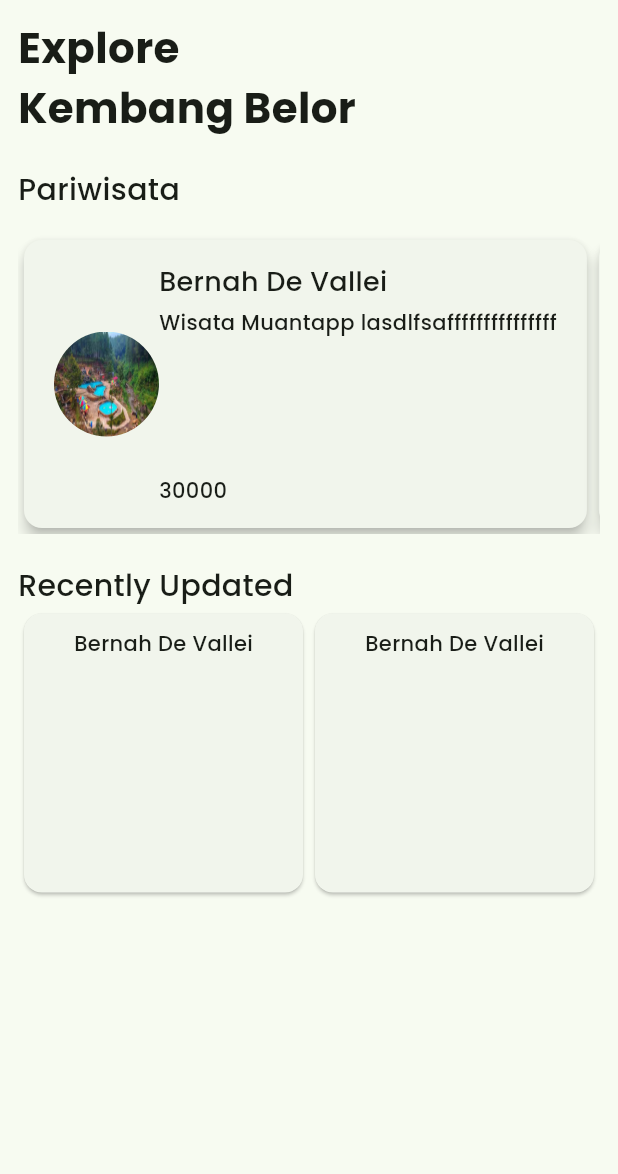
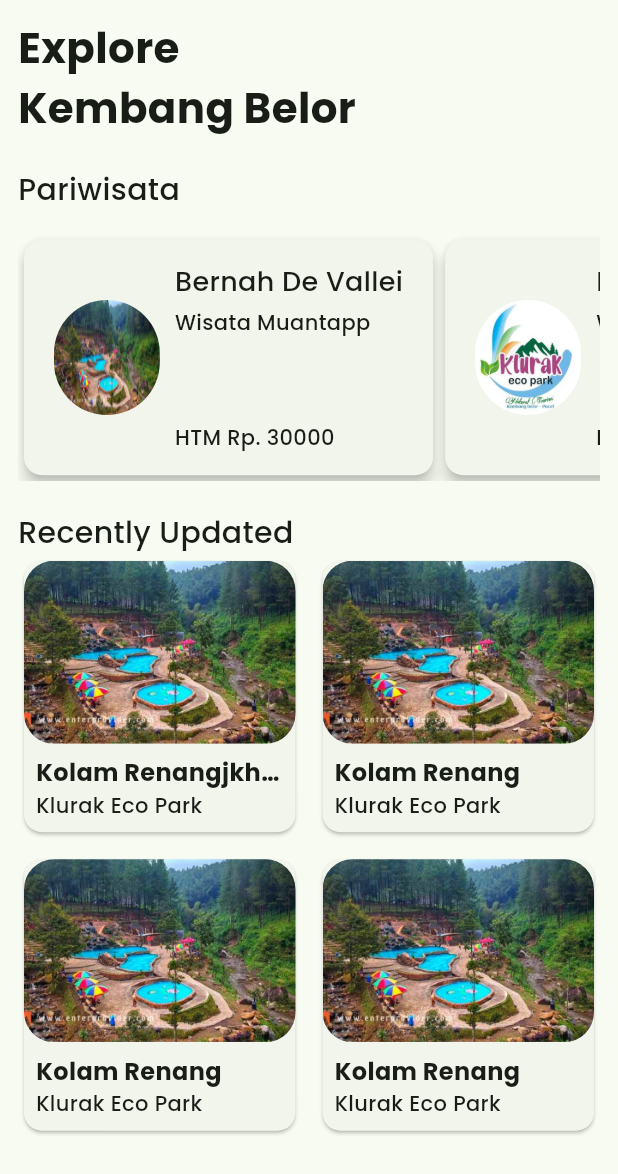
Before and after one commit to sasqiasal/kembang_belor_apps, a Flutter app: the screen it shows after launch, on a phone screen of 412 x 824 dp. Shown: the top 1174 px of the screen. Run offline on Flutter 3.47's test engine with Material 3 defaults, Android fonts, the phone set to English and light mode, and no system bars.

Commit message:
Adding GridView

```diff
--- /dev/null
+++ b/lib/models/edited_pariwisata.dart
@@ -0,0 +1,17 @@
+final modifiedPariwisata = [{
+  'facility_name':'Kolam Renangjkhkjsfdsdfhkj',
+  'parent_turism':'Klurak Eco Park',
+  'imageUrl':'assets/images/bernahdevalei.jpg'
+},{
+  'facility_name':'Kolam Renang',
+  'parent_turism':'Klurak Eco Park',
+  'imageUrl':'assets/images/bernahdevalei.jpg'
+},{
+  'facility_name':'Kolam Renang',
+  'parent_turism':'Klurak Eco Park',
+  'imageUrl':'assets/images/bernahdevalei.jpg'
+},{
+  'facility_name':'Kolam Renang',
+  'parent_turism':'Klurak Eco Park',
+  'imageUrl':'assets/images/bernahdevalei.jpg'
+}];
--- a/lib/models/pariwisata.dart
+++ b/lib/models/pariwisata.dart
@@ -1,14 +1,14 @@
 final listPariwisata = [
-  {
-    'nama': 'Bernah De Vallei',
-    'imageUrl': 'assets/images/bernahdevalei.jpg',
-    'deskripsi': 'Wisata Muantapp lasdlfsafffffffffffffff',
-    'htm': 30000
-  },
   {
     'nama': 'Bernah De Vallei',
     'imageUrl': 'assets/images/bernahdevalei.jpg',
     'deskripsi': 'Wisata Muantapp',
     'htm': 30000
+  },
+  {
+    'nama': 'Klurak Eco Park',
+    'imageUrl': 'assets/images/logoklurak.jpeg',
+    'deskripsi': 'Wisata Muantapp',
+    'htm': 30000
   }
 ];
--- a/lib/pages/home_page.dart
+++ b/lib/pages/home_page.dart
@@ -1,4 +1,5 @@
 import 'package:flutter/material.dart';
+import 'package:kembang_belor_apps/models/edited_pariwisata.dart';
 import 'package:kembang_belor_apps/models/pariwisata.dart';
 
 class HomePage extends StatelessWidget {
@@ -6,90 +7,128 @@
 
   @override
   Widget build(BuildContext context) {
+    var size = MediaQuery.of(context).size;
+
+    /*24 is for notification bar on Android*/
+    final double itemHeight = (size.height - kToolbarHeight - 24) / 2;
+    final double itemWidth = size.width / 2;
+
     return SafeArea(
         child: Scaffold(
       body: Padding(
-        padding: EdgeInsets.all(12),
+        padding: const EdgeInsets.all(12),
         child: Column(crossAxisAlignment: CrossAxisAlignment.start, children: [
-          Container(
-            child: Text(
+          const Text(
             'Explore \nKembang Belor',
             style: TextStyle(fontSize: 28, fontWeight: FontWeight.bold),
           ),
-          ),
-          SizedBox(
+          const SizedBox(
             height: 20,
           ),
-          Text(
+          const Text(
             'Pariwisata',
             style: TextStyle(fontSize: 20),
           ),
-          SizedBox(
+          const SizedBox(
             height: 15,
           ),
           SizedBox(
-            height: 200,
+            height: size.height / 5,
             child: ListView.builder(
                 scrollDirection: Axis.horizontal,
                 itemCount: listPariwisata.length,
                 itemBuilder: (context, index) => Card(
                     elevation: 4,
                     child: Padding(
-                      padding:
-                          EdgeInsets.symmetric(vertical: 15, horizontal: 20),
+                      padding: const EdgeInsets.symmetric(
+                          vertical: 15, horizontal: 20),
                       child: Row(
                         children: [
                           ClipRRect(
                             borderRadius: BorderRadius.circular(50),
                             child: Image(
                               fit: BoxFit.fill,
-                              width: 70,
-                              height: 70,
+                              width: size.width / 5.84,
+                              height: size.height / 10.74,
                               image: AssetImage(
                                 listPariwisata[index]['imageUrl'].toString(),
                               ),
                             ),
                           ),
-                          Column(
+                          Padding(
+                            padding: EdgeInsets.only(left: 10),
+                            child: Column(
                               crossAxisAlignment: CrossAxisAlignment.start,
                               children: [
                                 Text(
                                   '${listPariwisata[index]['nama']}',
-                                style: TextStyle(
+                                  style: const TextStyle(
                                     fontSize: 18,
                                   ),
                                 ),
-                              SizedBox(
+                                const SizedBox(
                                   height: 4,
                                 ),
                                 Expanded(
                                     child: Text(
-                                '${listPariwisata[index]['deskripsi']}',
+                                  listPariwisata[index]['deskripsi']
+                                              .toString()
+                                              .length >
+                                          15
+                                      ? '${listPariwisata[index]['deskripsi'].toString().substring(0, 15)}...'
+                                      : listPariwisata[index]['deskripsi']
+                                          .toString(),
                                 )),
-                              Text('${listPariwisata[index]['htm']}')
+                                Text('HTM Rp. ${listPariwisata[index]['htm']}')
                               ],
+                            ),
                           )
                         ],
                       ),
                     ))),
           ),
-          SizedBox(
+          const SizedBox(
             height: 20,
           ),
-          Text(
+          const Text(
             'Recently Updated',
             style: TextStyle(fontSize: 20),
           ),
           Expanded(
               child: GridView.builder(
-            itemCount: 2,
+            itemCount: modifiedPariwisata.length,
             gridDelegate: const SliverGridDelegateWithFixedCrossAxisCount(
+                crossAxisSpacing: 10,
+                mainAxisSpacing: 10,
+                childAspectRatio: 1,
                 crossAxisCount: 2),
             itemBuilder: (context, index) => Card(
-              child: Padding(
-                  padding: EdgeInsets.all(10),
               child: Column(
-                      children: [Text('${listPariwisata[index]['nama']}')])),
+                        crossAxisAlignment: CrossAxisAlignment.stretch,
+                        children: [
+                          Expanded(
+                            child: Container(
+              decoration: BoxDecoration(
+                borderRadius: BorderRadius.circular(20),
+                image: DecorationImage(
+                  image: AssetImage('${modifiedPariwisata[index]['imageUrl']}'),
+                  fit: BoxFit.cover,
+                ),
+              ),
+
+                            ),
+                          ),
+                          Container(
+                            padding: const EdgeInsets.all(8.0),
+                            child: Column(
+                              crossAxisAlignment: CrossAxisAlignment.start,
+                              children: [
+                                Text('${modifiedPariwisata[index]['facility_name']}',style: TextStyle(fontSize: 16,fontWeight: FontWeight.bold),maxLines: 1,overflow: TextOverflow.ellipsis,),
+                                Text('${modifiedPariwisata[index]['parent_turism']}')
+                              ],
+                            ),
+                          )
+                        ]),
             ),
           ))
         ]),
```
Also changed, not shown: pubspec.lock. Lines whose indentation alone changed are shown as unchanged.
